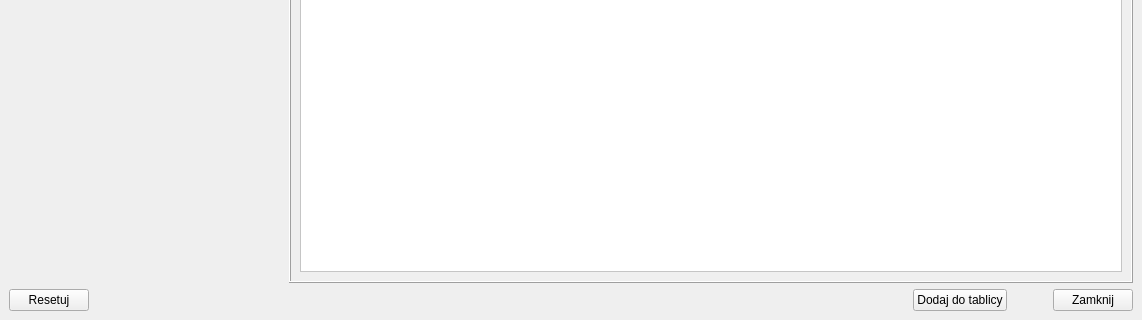
This is ui/Analysis/test-lillieforsa-window.ui in OskarLewandowski/dex-data-experience as Qt 5 draws it before an edit; both pictures show x 0 to 1142 and y 558 to 878 of the 1142 by 878 pixel window. The edited form follows.
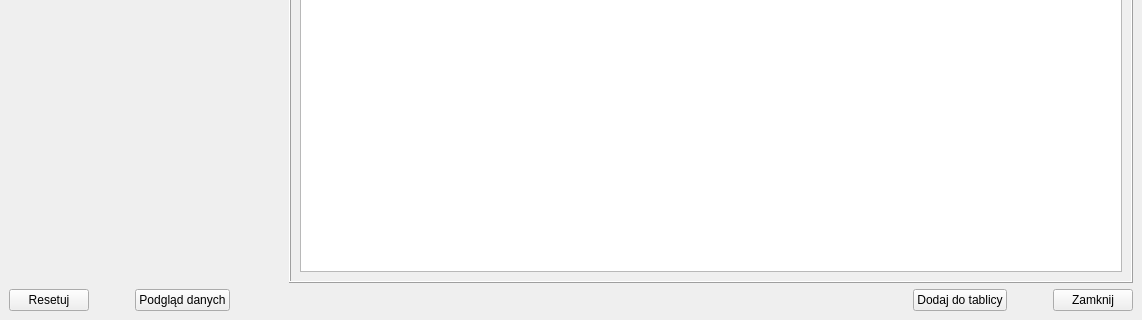
This is the edited form.

```diff
--- a/ui/Analysis/test-lillieforsa-window.ui
+++ b/ui/Analysis/test-lillieforsa-window.ui
@@ -3,7 +3,7 @@
  <class>MainWindow_Test_Lillieforsa</class>
  <widget class="QMainWindow" name="MainWindow_Test_Lillieforsa">
   <property name="windowModality">
-   <enum>Qt::ApplicationModal</enum>
+   <enum>Qt::WindowModal</enum>
   </property>
   <property name="geometry">
    <rect>
@@ -218,8 +218,6 @@
            </property>
            <property name="styleSheet">
             <string notr="true">QTextEdit{
-background-color: #ffffff;
-color: #000000;
 font-size: 14pt;
 font-family: &quot;Segoe UI&quot;;
 }</string>
@@ -253,6 +251,29 @@
         </property>
        </widget>
       </item>
+      <item>
+       <spacer name="horizontalSpacer_4">
+        <property name="orientation">
+         <enum>Qt::Horizontal</enum>
+        </property>
+        <property name="sizeType">
+         <enum>QSizePolicy::Fixed</enum>
+        </property>
+        <property name="sizeHint" stdset="0">
+         <size>
+          <width>40</width>
+          <height>20</height>
+         </size>
+        </property>
+       </spacer>
+      </item>
+      <item>
+       <widget class="QPushButton" name="pushButton_Data_Preview">
+        <property name="text">
+         <string>Podgląd danych</string>
+        </property>
+       </widget>
+      </item>
       <item>
        <spacer name="horizontalSpacer_2">
         <property name="orientation">
```
